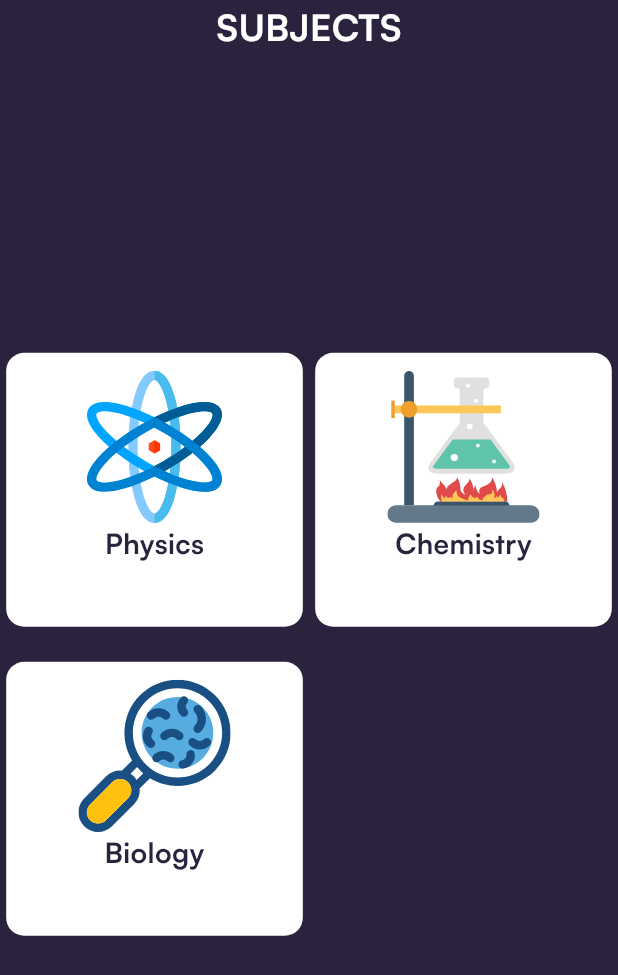
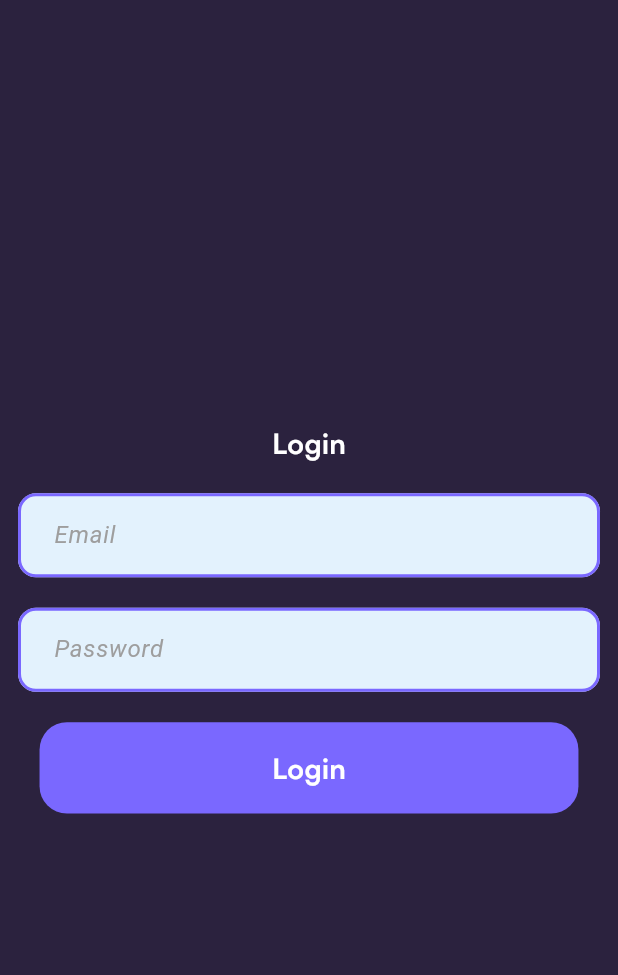
Before and after one commit to Febinjohnson96/quizzy, a Flutter app: the screen it shows after launch, on a phone screen of 412 x 824 dp. Shown: the top 975 px of the screen. Run offline on Flutter 3.47's test engine with Material 3 defaults, Android fonts, the phone set to English and light mode, and no system bars; our stand-ins replace bloc, flutter_bloc, flutter_screenutil, flutter_svg, fluttertoast, freezed_annotation and 3 more.

Commit message:
completed login page

```diff
--- a/lib/core/config/app_routes.dart
+++ b/lib/core/config/app_routes.dart
@@ -1,6 +1,7 @@
 import 'package:go_router/go_router.dart';
 import 'package:quizzy/core/config/route_name.dart';
 import 'package:quizzy/presentation/home/home_ui.dart';
+import 'package:quizzy/presentation/login/login_ui.dart';
 import 'package:quizzy/presentation/quiz/quiz_ui.dart';
 import 'package:quizzy/presentation/splash/splash_ui.dart';
 import 'package:quizzy/presentation/start/start_ui.dart';
@@ -27,5 +28,9 @@ final GoRouter appRoutes = GoRouter(routes: [
       final subjectName = state.extra as String;
       return QuizUi(subjectName: subjectName);
     },
-  )
+  ),
+  GoRoute(
+    path: RouteName.login,
+    builder: (context, state) => const LoginUi(),
+  ),
 ]);
--- a/lib/core/config/route_name.dart
+++ b/lib/core/config/route_name.dart
@@ -1,6 +1,7 @@
 class RouteName{
   RouteName._();
   static const String splash = '/';
+  static const String login = '/login';
   static const String home = '/home';
   static const String start = '/start';
   static const String quiz = '/quiz';
--- /dev/null
+++ b/lib/presentation/login/cubit/login_cubit.dart
@@ -0,0 +1,21 @@
+import 'package:bloc/bloc.dart';
+import 'package:freezed_annotation/freezed_annotation.dart';
+import 'package:quizzy/utils/app_logger.dart';
+
+part 'login_state.dart';
+part 'login_cubit.freezed.dart';
+
+class LoginCubit extends Cubit<LoginState> {
+  LoginCubit() : super(LoginState.initial());
+
+  onClickedLogin({required String email, required String password}) {
+    emit(state.copyWith(email: '', password: ''));
+    AppLogger.debuglog(email);
+    AppLogger.debuglog(password);
+    if (email.isNotEmpty && password.isNotEmpty) {
+      emit(state.copyWith(email: email, password: password));
+    }else{
+      emit(state.copyWith(email: '', password: ''));
+    }
+  }
+}
--- /dev/null
+++ b/lib/presentation/login/cubit/login_state.dart
@@ -0,0 +1,15 @@
+part of 'login_cubit.dart';
+
+@freezed
+class LoginState with _$LoginState {
+  const factory LoginState({
+    String? email,
+    String? password,
+  }) = _LoginState;
+  factory LoginState.initial() {
+    return const LoginState(
+      email: '',
+      password: '',
+    );
+  }
+}
--- /dev/null
+++ b/lib/presentation/login/login_ui.dart
@@ -0,0 +1,16 @@
+import 'package:flutter/widgets.dart';
+import 'package:flutter_bloc/flutter_bloc.dart';
+import 'package:quizzy/presentation/login/cubit/login_cubit.dart';
+import 'package:quizzy/presentation/login/ui/login_screen.dart';
+
+class LoginUi extends StatelessWidget {
+  const LoginUi({super.key});
+
+  @override
+  Widget build(BuildContext context) {
+    return BlocProvider<LoginCubit>(
+      create: (context) => LoginCubit(),
+      child: const LoginScreen(),
+    );
+  }
+}
--- /dev/null
+++ b/lib/presentation/login/ui/login_screen.dart
@@ -0,0 +1,77 @@
+import 'package:flutter/widgets.dart';
+import 'package:flutter_bloc/flutter_bloc.dart';
+import 'package:flutter_screenutil/flutter_screenutil.dart';
+import 'package:go_router/go_router.dart';
+import 'package:quizzy/core/config/app_colors.dart';
+import 'package:quizzy/core/config/app_typography.dart';
+import 'package:quizzy/core/config/route_name.dart';
+import 'package:quizzy/presentation/login/cubit/login_cubit.dart';
+import 'package:quizzy/widgets/app_button.dart';
+import 'package:quizzy/widgets/app_textfield.dart';
+import 'package:quizzy/widgets/qz_scaffold_without_padding.dart';
+
+class LoginScreen extends StatefulWidget {
+  const LoginScreen({super.key});
+
+  @override
+  State<LoginScreen> createState() => _LoginScreenState();
+}
+
+class _LoginScreenState extends State<LoginScreen> {
+  final emailController = TextEditingController();
+  final passwordController = TextEditingController();
+  @override
+  Widget build(BuildContext context) {
+    return QzScaffoldWithoutPadding(
+      child: BlocListener<LoginCubit, LoginState>(
+        listener: (context, state) {
+          if(state.email!.isNotEmpty && state.password!.isNotEmpty){
+            context.go(RouteName.home);
+          }
+        },
+        child: SizedBox(
+          width: double.infinity,
+          child: ColoredBox(
+            color: AppColors.deepPurple,
+            child: Padding(
+              padding: const EdgeInsets.all(12),
+              child: Column(
+                mainAxisAlignment: MainAxisAlignment.center,
+                children: [
+                  Text(
+                    "Login",
+                    style: AppTypography.satoshi17w600
+                        .copyWith(color: AppColors.white),
+                  ),
+                  SizedBox(
+                    height: 20.h,
+                  ),
+                  AppTextfield(
+                    hintText: "Email",
+                    controller: emailController,
+                  ),
+                  SizedBox(
+                    height: 20.h,
+                  ),
+                  AppTextfield(
+                    hintText: "Password",
+                    controller: passwordController,
+                  ),
+                  SizedBox(
+                    height: 20.h,
+                  ),
+                  AppButton(
+                    title: "Login",
+                    callback: () => context.read<LoginCubit>().onClickedLogin(
+                        email: emailController.text,
+                        password: passwordController.text),
+                  )
+                ],
+              ),
+            ),
+          ),
+        ),
+      ),
+    );
+  }
+}
--- a/lib/presentation/splash/cubit/splash_cubit.dart
+++ b/lib/presentation/splash/cubit/splash_cubit.dart
@@ -10,6 +10,6 @@ class SplashCubit extends Cubit<SplashState> {
 
   void onLoadSplash() async {
     await Future.delayed(const Duration(seconds: 2));
-    emit(state.copyWith(routeName: RouteName.home));
+    emit(state.copyWith(routeName: RouteName.login));
   }
 }
--- /dev/null
+++ b/lib/widgets/app_textfield.dart
@@ -0,0 +1,49 @@
+import 'package:flutter/material.dart';
+import 'package:quizzy/core/config/app_colors.dart';
+
+class AppTextfield extends StatelessWidget {
+  final String hintText;
+  final TextEditingController controller;
+
+  const AppTextfield({
+    super.key,
+    required this.hintText,
+    required this.controller,
+  });
+
+  @override
+  Widget build(BuildContext context) {
+    return TextField(
+      controller: controller,
+      decoration: InputDecoration(
+        hintText: hintText,
+        hintStyle: const TextStyle(
+          color: Colors.grey,
+          fontStyle: FontStyle.italic,
+        ),
+        enabledBorder: OutlineInputBorder(
+          borderRadius: BorderRadius.circular(12.0),
+          borderSide: const BorderSide(
+            color: AppColors.purple,
+            width: 2.0,
+          ),
+        ),
+        focusedBorder: OutlineInputBorder(
+          borderRadius: BorderRadius.circular(12.0),
+          borderSide: const BorderSide(
+            color: AppColors.purple,
+            width: 2.0,
+          ),
+        ),
+        filled: true,
+        fillColor: Colors.blue[50],
+        contentPadding:
+            const EdgeInsets.symmetric(vertical: 16.0, horizontal: 20.0),
+      ),
+      style: const TextStyle(
+        fontSize: 16.0,
+        color: Colors.black87,
+      ),
+    );
+  }
+}
```
Also changed, not shown: lib/presentation/login/cubit/login_cubit.freezed.dart (added).
